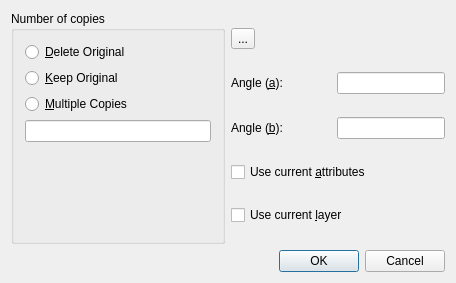
The window that librecad/src/ui/forms/qg_dlgrotate2.ui (LibreCAD/LibreCAD) describes before a commit, drawn with Qt 5.
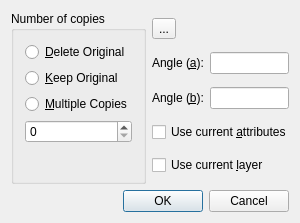
The same window after the commit. Icons and pictures are not drawn.

What changed in the file:
```diff
--- a/librecad/src/ui/forms/qg_dlgrotate2.ui
+++ b/librecad/src/ui/forms/qg_dlgrotate2.ui
@@ -6,8 +6,8 @@
    <rect>
     <x>0</x>
     <y>0</y>
-    <width>456</width>
-    <height>283</height>
+    <width>300</width>
+    <height>223</height>
    </rect>
   </property>
   <property name="sizePolicy">
@@ -90,7 +90,7 @@
        </widget>
       </item>
       <item>
-       <widget class="QLineEdit" name="leNumber"/>
+       <widget class="QSpinBox" name="sbNumber"/>
       </item>
       <item>
        <spacer name="spacer7">
@@ -145,22 +145,6 @@
          </property>
         </widget>
        </item>
-       <item>
-        <spacer name="spacer13_2">
-         <property name="orientation">
-          <enum>Qt::Horizontal</enum>
-         </property>
-         <property name="sizeType">
-          <enum>QSizePolicy::Expanding</enum>
-         </property>
-         <property name="sizeHint" stdset="0">
-          <size>
-           <width>41</width>
-           <height>20</height>
-          </size>
-         </property>
-        </spacer>
-       </item>
        <item>
         <widget class="QLineEdit" name="leAngle1"/>
        </item>
@@ -181,22 +165,6 @@
          </property>
         </widget>
        </item>
-       <item>
-        <spacer name="spacer13">
-         <property name="orientation">
-          <enum>Qt::Horizontal</enum>
-         </property>
-         <property name="sizeType">
-          <enum>QSizePolicy::Expanding</enum>
-         </property>
-         <property name="sizeHint" stdset="0">
-          <size>
-           <width>41</width>
-           <height>20</height>
-          </size>
-         </property>
-        </spacer>
-       </item>
        <item>
         <widget class="QLineEdit" name="leAngle2"/>
        </item>
```
Left out of the diff: 62 changed lines with no effect on the pictures.
